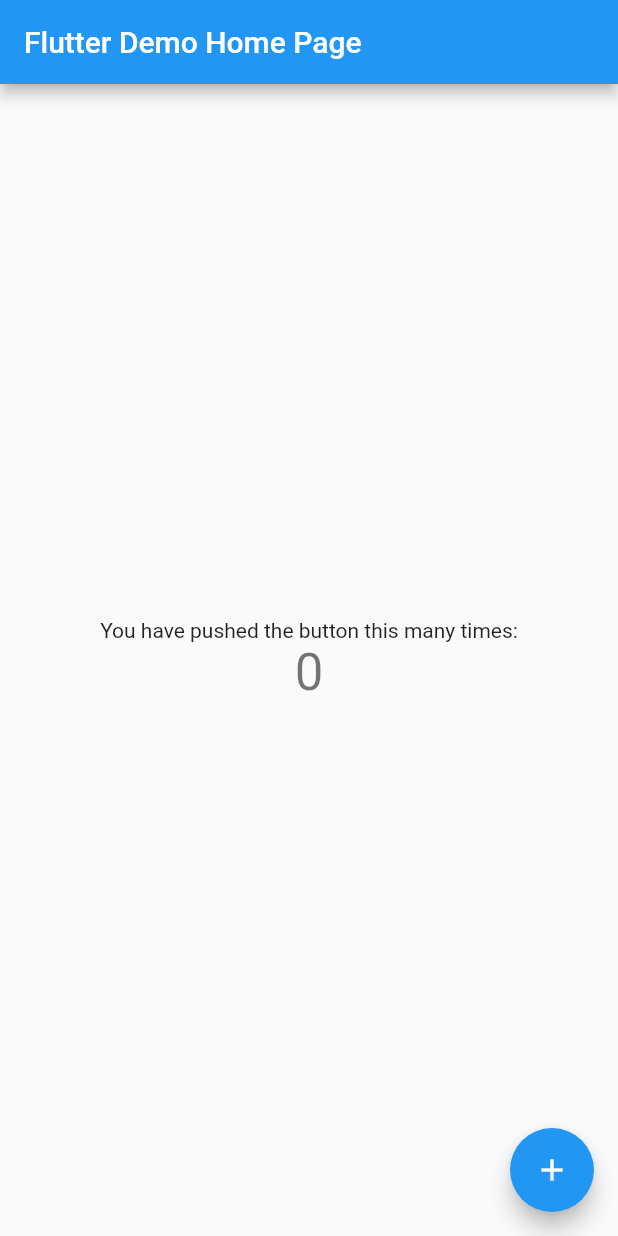
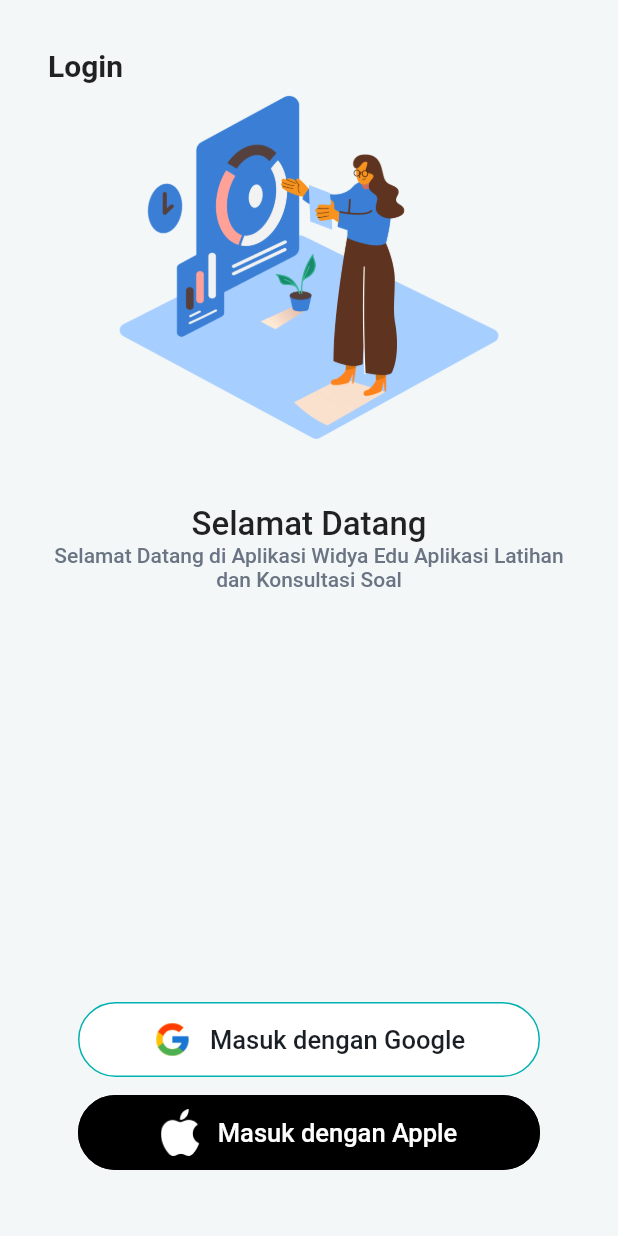
Before and after one commit to fathanradhiyan/final_project_app, a Flutter app: the screen it shows after launch, on a phone screen of 412 x 824 dp. Run offline on Flutter 3.47's test engine with Material 2 defaults, Android fonts, the phone set to English and light mode, and no system bars.

Commit message:
add login page

```diff
--- /dev/null
+++ b/lib/consts/R/app_colors.dart
@@ -0,0 +1,9 @@
+import 'package:flutter/animation.dart';
+
+class AppColors {
+  Color primary = const Color(0xff3A7FD5);
+  Color backgroundColor = const Color(0xffF3F7F8);
+  Color subtitle = const Color(0xff6A7483);
+  Color blackTextButton = const Color(0xff1A1F26);
+  Color buttonBorder = const Color(0xff01B1AF);
+}
--- /dev/null
+++ b/lib/consts/R/assets.dart
@@ -0,0 +1,6 @@
+class Assets {
+  String icSplash = 'assets/edspert_logo.png';
+  String imgLogin = 'assets/img_login.png';
+  String google = 'assets/icon_google.png';
+  String apple = 'assets/icon_apple.png';
+}
--- /dev/null
+++ b/lib/consts/R/strings.dart
@@ -0,0 +1,7 @@
+class Strings {
+  String welcome = 'Selamat Datang';
+  String login = 'Login';
+  String loginDesc = 'Selamat Datang di Aplikasi Widya Edu Aplikasi Latihan dan Konsultasi Soal';
+  String loginGoogle = 'Masuk dengan Google';
+  String loginApple = 'Masuk dengan Apple';
+}
--- /dev/null
+++ b/lib/consts/r.dart
@@ -0,0 +1,9 @@
+import 'package:final_project_app/consts/R/app_colors.dart';
+import 'package:final_project_app/consts/R/assets.dart';
+import 'package:final_project_app/consts/R/strings.dart';
+
+class R {
+  static AppColors colors = AppColors();
+  static Assets assets = Assets();
+  static Strings strings = Strings();
+}
--- a/lib/main.dart
+++ b/lib/main.dart
@@ -1,3 +1,4 @@
+import 'package:final_project_app/views/view.dart';
 import 'package:flutter/material.dart';
 
 void main() {
@@ -13,103 +14,15 @@
     return MaterialApp(
       title: 'Flutter Demo',
       theme: ThemeData(
-        // This is the theme of your application.
-        //
-        // Try running your application with "flutter run". You'll see the
-        // application has a blue toolbar. Then, without quitting the app, try
-        // changing the primarySwatch below to Colors.green and then invoke
-        // "hot reload" (press "r" in the console where you ran "flutter run",
-        // or simply save your changes to "hot reload" in a Flutter IDE).
-        // Notice that the counter didn't reset back to zero; the application
-        // is not restarted.
         primarySwatch: Colors.blue,
       ),
-      home: const MyHomePage(title: 'Flutter Demo Home Page'),
+      //home: const SplashScreen(),
+      initialRoute: "/",
+      routes: {
+        "/": (context) => SplashScreen(),
+        LoginPage.route: (context) => LoginPage(),
+      },
+      debugShowCheckedModeBanner: false,
     );
   }
 }
-
-class MyHomePage extends StatefulWidget {
-  const MyHomePage({super.key, required this.title});
-
-  // This widget is the home page of your application. It is stateful, meaning
-  // that it has a State object (defined below) that contains fields that affect
-  // how it looks.
-
-  // This class is the configuration for the state. It holds the values (in this
-  // case the title) provided by the parent (in this case the App widget) and
-  // used by the build method of the State. Fields in a Widget subclass are
-  // always marked "final".
-
-  final String title;
-
-  @override
-  State<MyHomePage> createState() => _MyHomePageState();
-}
-
-class _MyHomePageState extends State<MyHomePage> {
-  int _counter = 0;
-
-  void _incrementCounter() {
-    setState(() {
-      // This call to setState tells the Flutter framework that something has
-      // changed in this State, which causes it to rerun the build method below
-      // so that the display can reflect the updated values. If we changed
-      // _counter without calling setState(), then the build method would not be
-      // called again, and so nothing would appear to happen.
-      _counter++;
-    });
-  }
-
-  @override
-  Widget build(BuildContext context) {
-    // This method is rerun every time setState is called, for instance as done
-    // by the _incrementCounter method above.
-    //
-    // The Flutter framework has been optimized to make rerunning build methods
-    // fast, so that you can just rebuild anything that needs updating rather
-    // than having to individually change instances of widgets.
-    return Scaffold(
-      appBar: AppBar(
-        // Here we take the value from the MyHomePage object that was created by
-        // the App.build method, and use it to set our appbar title.
-        title: Text(widget.title),
-      ),
-      body: Center(
-        // Center is a layout widget. It takes a single child and positions it
-        // in the middle of the parent.
-        child: Column(
-          // Column is also a layout widget. It takes a list of children and
-          // arranges them vertically. By default, it sizes itself to fit its
-          // children horizontally, and tries to be as tall as its parent.
-          //
-          // Invoke "debug painting" (press "p" in the console, choose the
-          // "Toggle Debug Paint" action from the Flutter Inspector in Android
-          // Studio, or the "Toggle Debug Paint" command in Visual Studio Code)
-          // to see the wireframe for each widget.
-          //
-          // Column has various properties to control how it sizes itself and
-          // how it positions its children. Here we use mainAxisAlignment to
-          // center the children vertically; the main axis here is the vertical
-          // axis because Columns are vertical (the cross axis would be
-          // horizontal).
-          mainAxisAlignment: MainAxisAlignment.center,
-          children: <Widget>[
-            const Text(
-              'You have pushed the button this many times:',
-            ),
-            Text(
-              '$_counter',
-              style: Theme.of(context).textTheme.headline4,
-            ),
-          ],
-        ),
-      ),
-      floatingActionButton: FloatingActionButton(
-        onPressed: _incrementCounter,
-        tooltip: 'Increment',
-        child: const Icon(Icons.add),
-      ), // This trailing comma makes auto-formatting nicer for build methods.
-    );
-  }
-}
--- /dev/null
+++ b/lib/views/login_page.dart
@@ -0,0 +1,108 @@
+part of 'view.dart';
+
+class LoginPage extends StatefulWidget {
+  const LoginPage({Key? key}) : super(key: key);
+  static const String route = "login_page";
+
+  @override
+  _LoginPageState createState() => _LoginPageState();
+}
+
+class _LoginPageState extends State<LoginPage> {
+  @override
+  Widget build(BuildContext context) {
+    return Scaffold(
+      backgroundColor: R.colors.backgroundColor,
+      body: Padding(
+        padding: const EdgeInsets.all(32),
+        child: Column(
+          children: [
+            Align(
+                alignment: Alignment.centerLeft,
+                child: Text(
+                  R.strings.login,
+                  style: TextStyle(fontSize: 20, fontWeight: FontWeight.w700),
+                )),
+            Image.asset(R.assets.imgLogin),
+            SizedBox(
+              height: 35,
+            ),
+            Text(
+              R.strings.welcome,
+              style: TextStyle(fontSize: 22, fontWeight: FontWeight.w500),
+            ),
+            Text(
+              R.strings.loginDesc,
+              textAlign: TextAlign.center,
+              style: TextStyle(
+                  color: R.colors.subtitle,
+                  fontSize: 14,
+                  fontWeight: FontWeight.w500),
+            ),
+            Spacer(),
+            Padding(
+              padding: const EdgeInsets.symmetric(horizontal: 20, vertical: 12),
+              child: Column(
+                children: [
+                  ButtonLogin(
+                    backgroundColor: Colors.white,
+                    borderColor: R.colors.buttonBorder,
+                    text: R.strings.loginGoogle,
+                    textColor: R.colors.blackTextButton,
+                    iconButton: R.assets.google,
+                  ),
+                  SizedBox(height: 12,),
+                  ButtonLogin(
+                    backgroundColor: Colors.black,
+                    borderColor: Colors.black,
+                    text: R.strings.loginApple,
+                    textColor: Colors.white,
+                    iconButton: R.assets.apple,
+                  ),
+                ],
+              ),
+            )
+          ],
+        ),
+      ),
+    );
+  }
+}
+
+class ButtonLogin extends StatelessWidget {
+  const ButtonLogin({
+    Key? key, required this.backgroundColor, required this.borderColor, required this.text, required this.iconButton, required this.textColor,
+  }) : super(key: key);
+
+  final Color backgroundColor;
+  final Color borderColor;
+  final String text;
+  final String iconButton;
+  final Color textColor;
+
+  @override
+  Widget build(BuildContext context) {
+    return ElevatedButton(
+      onPressed: () {},
+      style: ElevatedButton.styleFrom(
+        backgroundColor: backgroundColor,
+        elevation: 0,
+        fixedSize: const Size(double.infinity, 50),
+        shape: RoundedRectangleBorder(
+            borderRadius: BorderRadius.circular(25),
+          side: BorderSide(
+            color: borderColor
+          )
+        ),
+      ),
+      child: Row(
+        mainAxisAlignment: MainAxisAlignment.center,
+        children: [
+          Image.asset(iconButton, width: 26,),
+          SizedBox(width: 12,),
+          Text(text, style: TextStyle(color: textColor, fontSize: 17, fontWeight: FontWeight.w500),),
+        ],
+      ),
+    );
+  }
+}
--- /dev/null
+++ b/lib/views/splash_screen.dart
@@ -0,0 +1,20 @@
+part of 'view.dart';
+
+class SplashScreen extends StatelessWidget {
+  const SplashScreen({Key? key}) : super(key: key);
+  static const String route = "splash_screen"; //diberi penamaan agar tidak typo ketika pushNamed
+
+  @override
+  Widget build(BuildContext context) {
+    Timer(Duration(seconds: 5), (){
+      Navigator.of(context).pushNamed(LoginPage.route);
+    });
+
+    return Scaffold(
+      backgroundColor: R.colors.primary,
+      body: Center(
+        child: Image.asset(R.assets.icSplash, fit: BoxFit.contain,),
+      )
+    );
+  }
+}
--- /dev/null
+++ b/lib/views/view.dart
@@ -0,0 +1,7 @@
+import 'dart:async';
+
+import 'package:final_project_app/consts/r.dart';
+import 'package:flutter/material.dart';
+
+part 'splash_screen.dart';
+part 'login_page.dart';
--- a/pubspec.yaml
+++ b/pubspec.yaml
@@ -60,9 +60,8 @@
   uses-material-design: true
 
   # To add assets to your application, add an assets section, like this:
-  # assets:
-  #   - images/a_dot_burr.jpeg
-  #   - images/a_dot_ham.jpeg
+  assets:
+    - assets/
 
   # An image asset can refer to one or more resolution-specific "variants", see
   # https://flutter.dev/assets-and-images/#resolution-aware
```
Also changed, not shown: assets/edspert_logo.png (added), assets/icon_apple.png (added), assets/icon_google.png (added), assets/img_login.png (added).
